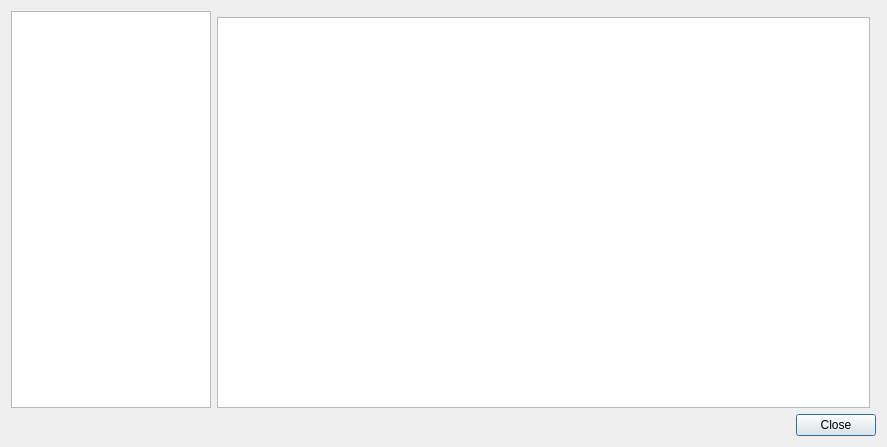
clementine-player/Clementine, file src/podcasts/addpodcastdialog.ui: the form before one commit.
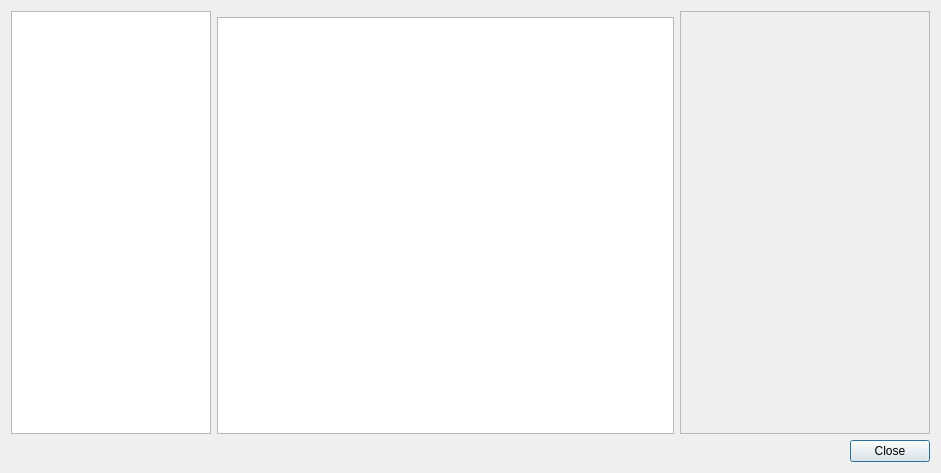
The form after the commit. Custom widgets are drawn as their Qt base class.

Commit message: Fade between podcast info screens a bit more nicely

```diff
--- a/src/podcasts/addpodcastdialog.ui
+++ b/src/podcasts/addpodcastdialog.ui
@@ -6,14 +6,14 @@
    <rect>
     <x>0</x>
     <y>0</y>
-    <width>887</width>
-    <height>447</height>
+    <width>941</width>
+    <height>473</height>
    </rect>
   </property>
   <property name="windowTitle">
    <string>Dialog</string>
   </property>
-  <layout class="QVBoxLayout" name="verticalLayout_2">
+  <layout class="QVBoxLayout" name="verticalLayout_3">
    <item>
     <layout class="QHBoxLayout" name="horizontalLayout">
      <item>
@@ -56,7 +56,7 @@
           <number>0</number>
          </property>
          <widget class="QWidget" name="results_page">
-          <layout class="QVBoxLayout" name="verticalLayout_3">
+          <layout class="QVBoxLayout" name="verticalLayout_2">
            <property name="spacing">
             <number>0</number>
            </property>
@@ -110,13 +110,35 @@
       </layout>
      </item>
      <item>
-      <widget class="PodcastInfoWidget" name="details">
-       <property name="frameShape">
-        <enum>QFrame::StyledPanel</enum>
+      <widget class="QScrollArea" name="details_scroll_area">
+       <property name="minimumSize">
+        <size>
+         <width>250</width>
+         <height>0</height>
+        </size>
        </property>
-       <property name="frameShadow">
-        <enum>QFrame::Raised</enum>
+       <property name="maximumSize">
+        <size>
+         <width>250</width>
+         <height>16777215</height>
+        </size>
        </property>
+       <property name="horizontalScrollBarPolicy">
+        <enum>Qt::ScrollBarAlwaysOff</enum>
+       </property>
+       <property name="widgetResizable">
+        <bool>true</bool>
+       </property>
+       <widget class="PodcastInfoWidget" name="details">
+        <property name="geometry">
+         <rect>
+          <x>0</x>
+          <y>0</y>
+          <width>248</width>
+          <height>418</height>
+         </rect>
+        </property>
+       </widget>
       </widget>
      </item>
     </layout>
@@ -142,7 +164,7 @@
   </customwidget>
   <customwidget>
    <class>PodcastInfoWidget</class>
-   <extends>QFrame</extends>
+   <extends>QWidget</extends>
    <header>podcasts/podcastinfowidget.h</header>
    <container>1</container>
   </customwidget>
```
The commit also changes 8 other files.
